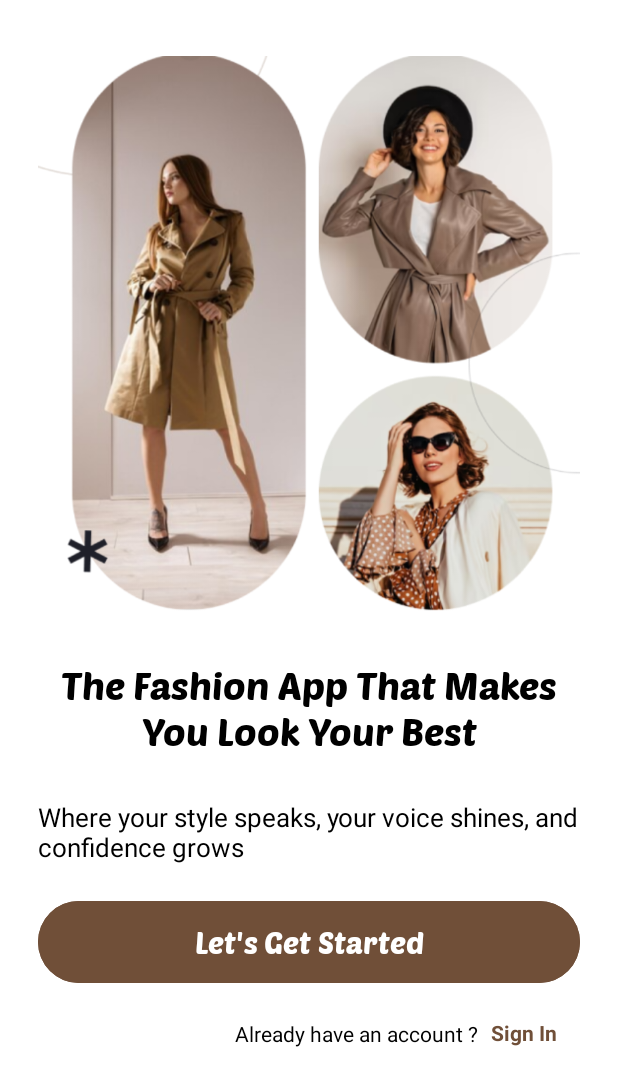
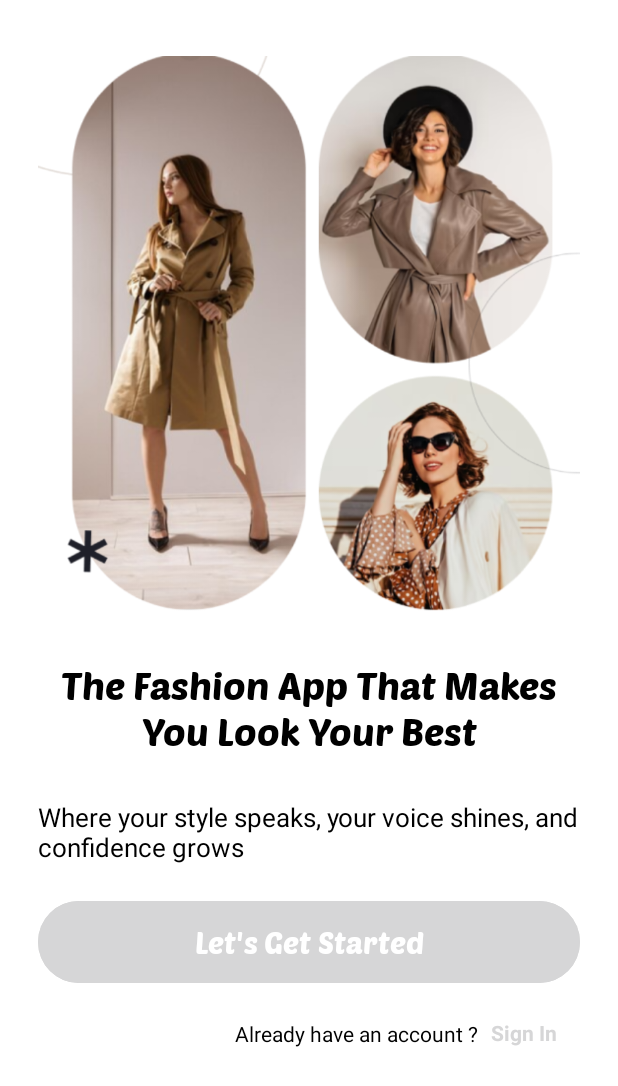
Before and after one commit to hoanghuy-269/ClothingStoreApp, an Android app: the screen it shows after launch (WelcomeActivity), on a phone screen of 412 x 824 dp. Shown: the top 1086 px of the screen. Run offline under Robolectric (Android 15) with nearby library versions, the phone set to English and light mode, and no system bars.

Commit message:
Thong : done Welcome

```diff
--- a/app/src/main/res/layout/welcome_layout.xml
+++ b/app/src/main/res/layout/welcome_layout.xml
@@ -23,7 +23,7 @@
         android:layout_width="match_parent"
         android:layout_height="wrap_content"
         android:layout_marginTop="20dp"
-        android:backgroundTint="@color/btn_brown"
+        android:backgroundTint="@color/brown"
         android:fontFamily="@font/poetsenone"
         android:padding="15dp"
         android:text="@string/txtGetStart"
@@ -80,7 +80,7 @@
         android:layout_marginStart="5dp"
         android:layout_marginEnd="10dp"
         android:text="@string/txtSignIn"
-        android:textColor="@color/btn_brown"
+        android:textColor="@color/brown"
         android:textStyle="bold"
         app:layout_constraintBottom_toBottomOf="@+id/txtWelcomeldangki"
         app:layout_constraintEnd_toEndOf="@+id/btnWelcomeGetarted"
```
